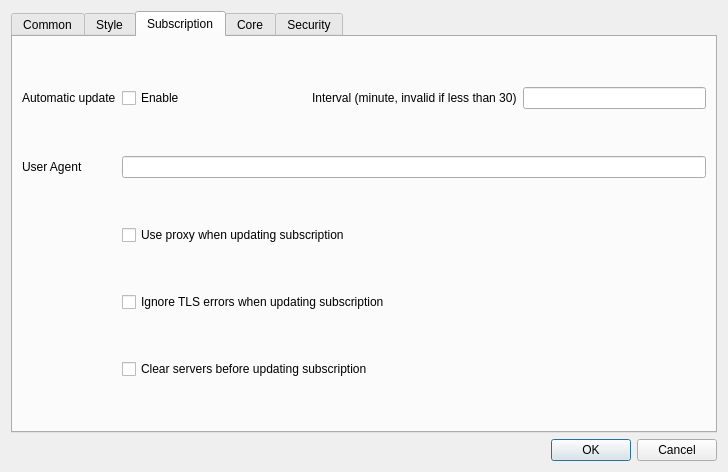
Old version of the form include/ui/setting/dialog_basic_settings.ui in the repository shengmo0210/Throne.
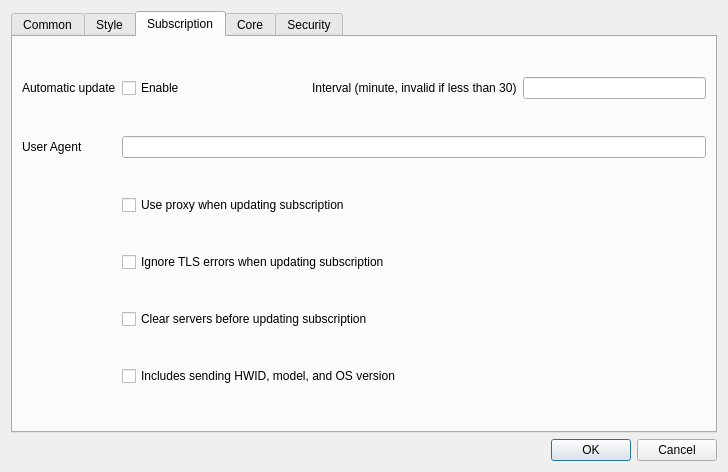
New version of the form. The open tabs and pages were chosen to show the change. Custom widgets are drawn as their Qt base class.

Diff of the .ui file:
```diff
--- a/include/ui/setting/dialog_basic_settings.ui
+++ b/include/ui/setting/dialog_basic_settings.ui
@@ -551,6 +551,13 @@
          </property>
         </widget>
        </item>
+       <item row="5" column="1">
+        <widget class="QCheckBox" name="sub_send_hwid">
+         <property name="text">
+          <string>Includes sending HWID, model, and OS version</string>
+         </property>
+        </widget>
+       </item>
        <item row="0" column="0">
         <widget class="QLabel" name="label_20">
          <property name="sizePolicy">
```
